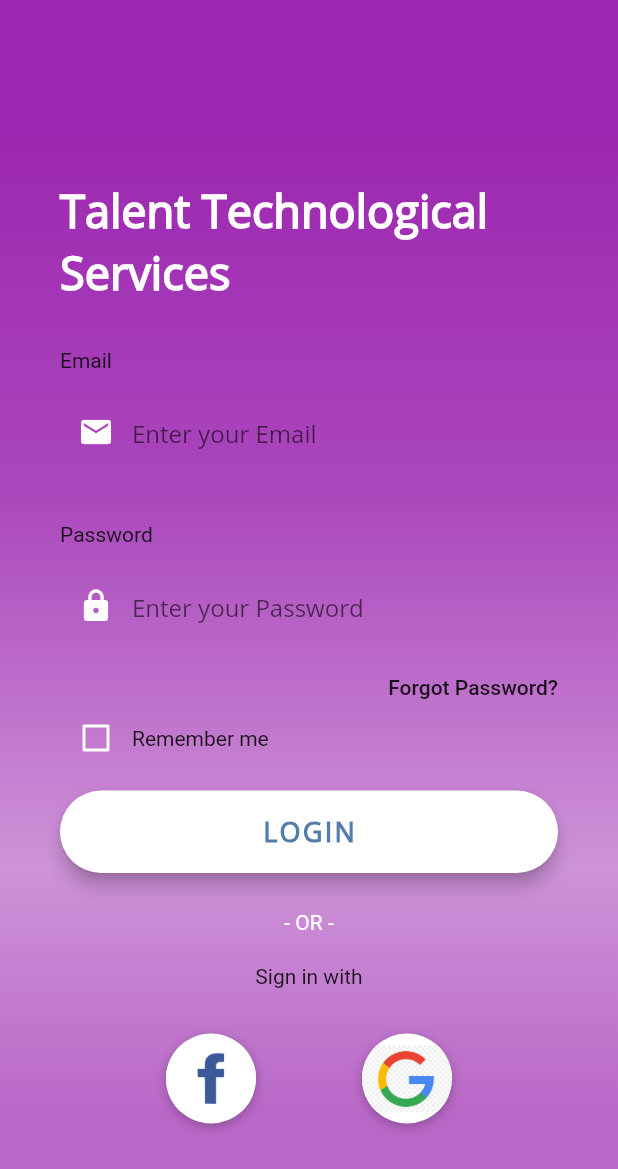
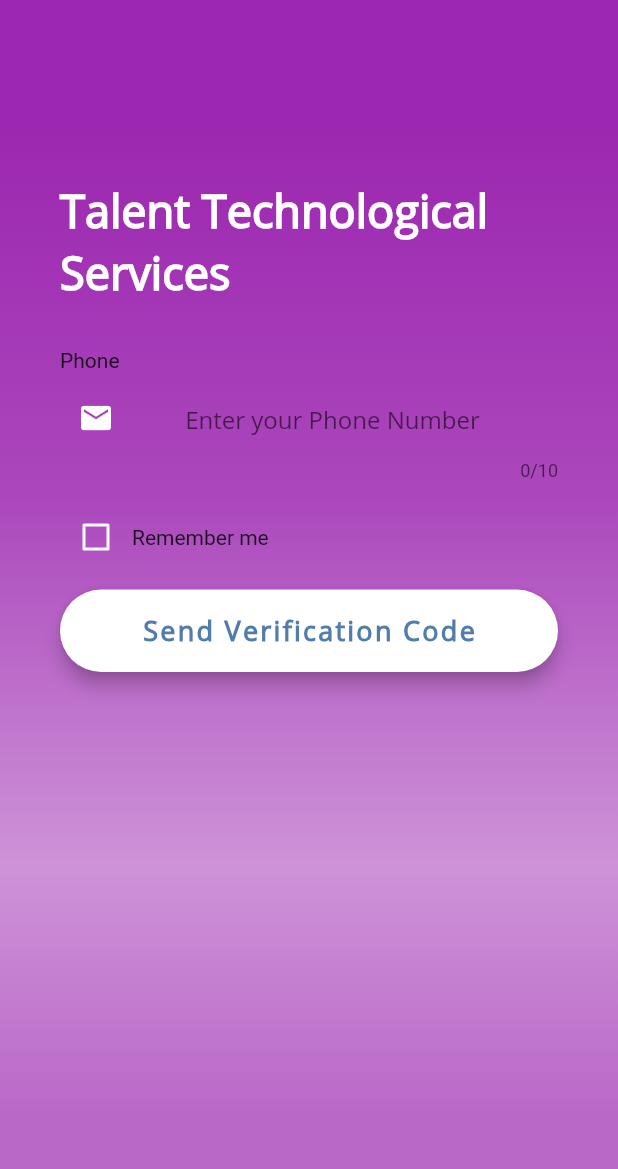
Before and after one commit to Arnab28122000/TalentStory, a Flutter app: the LoginScreen screen opened directly, on a phone screen of 412 x 824 dp. Shown: the top 1169 px of the screen. Run offline on Flutter 3.47's test engine with Material 2 defaults, Android fonts, the phone set to English and light mode, and no system bars.

Commit message:
Phone Number Verification added
LoginScreen

```diff
--- a/lib/Screens/Login_Screen.dart
+++ b/lib/Screens/Login_Screen.dart
@@ -1,3 +1,4 @@
+import 'package:TalentBook/Screens/OTP_Screen.dart';
 import 'package:flutter/material.dart';
 import 'package:flutter/services.dart';
 
@@ -8,20 +9,22 @@ class LoginScreen extends StatefulWidget {
 
 class _LoginScreenState extends State<LoginScreen> {
   bool _rememberMe = false;
+  TextEditingController _controller = TextEditingController();
 
   Widget _buildEmailTF() {
     return Column(
       crossAxisAlignment: CrossAxisAlignment.start,
       children: <Widget>[
         Text(
-          'Email',
+          'Phone',
         ),
         SizedBox(height: 10.0),
+        Column(
+          children: [
             Container(
               alignment: Alignment.centerLeft,
               height: 60.0,
               child: TextField(
-            keyboardType: TextInputType.emailAddress,
                 style: TextStyle(
                   color: Colors.white,
                   fontFamily: 'OpenSans',
@@ -33,60 +36,35 @@ class _LoginScreenState extends State<LoginScreen> {
                     Icons.email,
                     color: Colors.white,
                   ),
-              hintText: 'Enter your Email',
+                  hintText: 'Enter your Phone Number',
+                  prefix: Padding(
+                    padding: EdgeInsets.all(4),
+                    child: Text('+91'),
                   ),
+                ),
+                maxLength: 10,
+                keyboardType: TextInputType.number,
+                controller: _controller,
               ),
             ),
           ],
-    );
-  }
-
-  Widget _buildPasswordTF() {
-    return Column(
-      crossAxisAlignment: CrossAxisAlignment.start,
-      children: <Widget>[
-        Text(
-          'Password',
-          //style: kLabelStyle,
         ),
-        SizedBox(height: 10.0),
-        Container(
-          alignment: Alignment.centerLeft,
-          // decoration: kBoxDecorationStyle,
-          height: 60.0,
-          child: TextField(
-            obscureText: true,
-            style: TextStyle(
-              color: Colors.white,
-              fontFamily: 'OpenSans',
-            ),
-            decoration: InputDecoration(
-              border: InputBorder.none,
-              contentPadding: EdgeInsets.only(top: 14.0),
-              prefixIcon: Icon(
-                Icons.lock,
-                color: Colors.white,
-              ),
-              hintText: 'Enter your Password',
-              // hintStyle: kHintTextStyle,
-            ),
-          ),
-        ),
+        // Container(
+        //   margin: EdgeInsets.all(10),
+        //   width: double.infinity,
+        //   child: FlatButton(
+        //     color: Colors.blue,
+        //     onPressed: () {
+        //       Navigator.of(context).push(MaterialPageRoute(
+        //           builder: (context) => OTPScreen(_controller.text)));
+        //     },
+        //     child: Text(
+        //       'Next',
+        //       style: TextStyle(color: Colors.white),
+        //     ),
+        //   ),
+        // ),
       ],
-    );
-  }
-
-  Widget _buildForgotPasswordBtn() {
-    return Container(
-      alignment: Alignment.centerRight,
-      child: FlatButton(
-        onPressed: () => print('Forgot Password Button Pressed'),
-        padding: EdgeInsets.only(right: 0.0),
-        child: Text(
-          'Forgot Password?',
-          // style: kLabelStyle,
-        ),
-      ),
     );
   }
 
@@ -123,14 +101,17 @@ class _LoginScreenState extends State<LoginScreen> {
       width: double.infinity,
       child: RaisedButton(
         elevation: 5.0,
-        onPressed: () => print('Login Button Pressed'),
+        onPressed: () {
+          Navigator.of(context).push(MaterialPageRoute(
+              builder: (context) => OTPScreen(_controller.text)));
+        },
         padding: EdgeInsets.all(15.0),
         shape: RoundedRectangleBorder(
           borderRadius: BorderRadius.circular(30.0),
         ),
         color: Colors.white,
         child: Text(
-          'LOGIN',
+          'Send Verification Code',
           style: TextStyle(
             color: Color(0xFF527DAA),
             letterSpacing: 1.5,
@@ -139,72 +120,6 @@ class _LoginScreenState extends State<LoginScreen> {
             fontFamily: 'OpenSans',
           ),
         ),
-      ),
-    );
-  }
-
-  Widget _buildSignInWithText() {
-    return Column(
-      children: <Widget>[
-        Text(
-          '- OR -',
-          style: TextStyle(
-            color: Colors.white,
-            fontWeight: FontWeight.w400,
-          ),
-        ),
-        SizedBox(height: 20.0),
-        Text(
-          'Sign in with',
-          //  style: kLabelStyle,
-        ),
-      ],
-    );
-  }
-
-  Widget _buildSocialBtn(Function onTap, AssetImage logo) {
-    return GestureDetector(
-      onTap: onTap,
-      child: Container(
-        height: 60.0,
-        width: 60.0,
-        decoration: BoxDecoration(
-          shape: BoxShape.circle,
-          color: Colors.white,
-          boxShadow: [
-            BoxShadow(
-              color: Colors.black26,
-              offset: Offset(0, 2),
-              blurRadius: 6.0,
-            ),
-          ],
-          image: DecorationImage(
-            image: logo,
-          ),
-        ),
-      ),
-    );
-  }
-
-  Widget _buildSocialBtnRow() {
-    return Padding(
-      padding: EdgeInsets.symmetric(vertical: 30.0),
-      child: Row(
-        mainAxisAlignment: MainAxisAlignment.spaceEvenly,
-        children: <Widget>[
-          _buildSocialBtn(
-            () => print('Login with Facebook'),
-            AssetImage(
-              'Assets/logos/facebook.jpg',
-            ),
-          ),
-          _buildSocialBtn(
-            () => print('Login with Google'),
-            AssetImage(
-              'Assets/logos/google.jpg',
-            ),
-          ),
-        ],
       ),
     );
   }
@@ -288,12 +203,8 @@ class _LoginScreenState extends State<LoginScreen> {
                       SizedBox(
                         height: 30.0,
                       ),
-                      _buildPasswordTF(),
-                      _buildForgotPasswordBtn(),
                       _buildRememberMeCheckbox(),
                       _buildLoginBtn(),
-                      _buildSignInWithText(),
-                      _buildSocialBtnRow(),
                       // _buildSignupBtn(),
                     ],
                   ),
```
Lines whose indentation alone changed are shown as unchanged.
